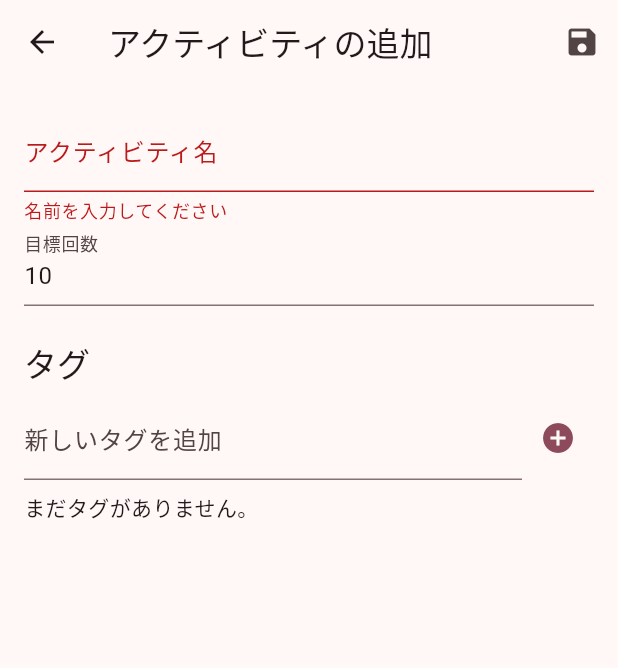
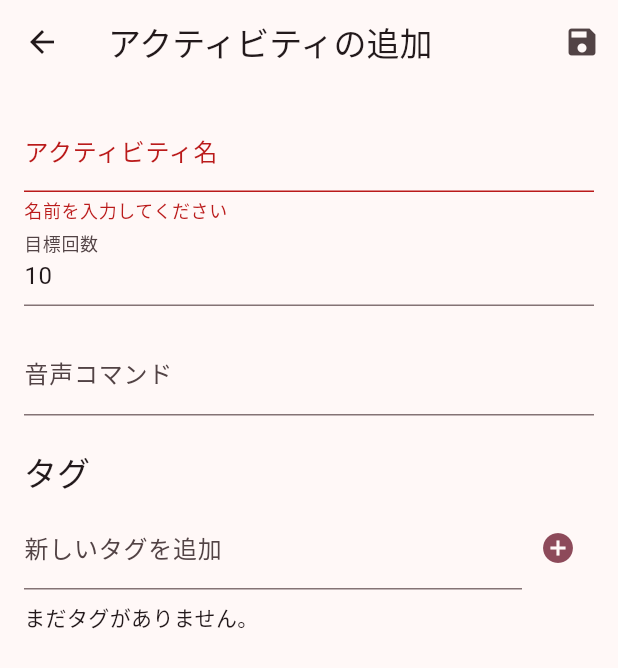
Before and after one commit to osero2000/nan_kore, a Flutter app: the ActivityEditScreen screen opened directly, after a tap on the "save" icon, on a phone screen of 412 x 824 dp. Shown: the top 668 px of the screen. Run offline on Flutter 3.47's test engine with Material 3 defaults, Android fonts, the light colour scheme and no system bars; our stand-ins replace hive, hive_flutter; accounts and stored records are empty; generated files the repository leaves out were written again.

Commit message:
feat: アクティビティの編集機能を追加

```diff
--- a/lib/main.dart
+++ b/lib/main.dart
@@ -168,6 +168,16 @@ class _HomeScreenState extends State<HomeScreen> {
                       ],
                     ],
                   ),
+                  trailing: IconButton(
+                    icon: const Icon(Icons.edit),
+                    onPressed: () {
+                      Navigator.of(context).push(
+                        MaterialPageRoute(
+                          builder: (ctx) => ActivityEditScreen(activity: activity),
+                        ),
+                      );
+                    },
+                  ),
                   onTap: () {
                   // 最後に記録されたメモを探す
                   final recordsBox = Hive.box<Record>('records');
--- a/lib/models/activity.dart
+++ b/lib/models/activity.dart
@@ -1,34 +1,38 @@
 import 'package:hive/hive.dart';
+import 'package:nan_kore/models/tag.dart';
 import 'package:uuid/uuid.dart';
-import 'tag.dart'; // さっき作ったTagをインポート
 
 part 'activity.g.dart';
 
 @HiveType(typeId: 1)
 class Activity extends HiveObject {
   @HiveField(0)
-  late String id;
+  String name;
 
   @HiveField(1)
-  String name;
+  int targetCount;
 
   @HiveField(2)
-  int targetCount;
+  HiveList<Tag> tags;
 
   @HiveField(3)
-  HiveList<Tag> tags; // タグをリストで持てるようにする！
+  DateTime createdAt;
 
   @HiveField(4)
   bool notificationEnabled;
 
   @HiveField(5)
-  List<int> notificationDays; // 月曜=1, 火曜=2...みたいに数字で曜日を保存
+  List<int> notificationDays;
 
   @HiveField(6)
-  String notificationTime; // "21:00" みたいな文字列で時間を保存
+  String? notificationTime;
 
+  // これを追加！👇
   @HiveField(7)
-  DateTime createdAt;
+  List<String> voiceCommands;
+
+  @HiveField(100)
+  String id;
 
   Activity({
     required this.name,
@@ -36,8 +40,8 @@ class Activity extends HiveObject {
     required this.tags,
     this.notificationEnabled = false,
     this.notificationDays = const [],
-    this.notificationTime = '09:00',
-  }) : createdAt = DateTime.now() {
-    id = const Uuid().v4();
-  }
+    this.notificationTime,
+    this.voiceCommands = const [], // これも追加！
+  })  : id = const Uuid().v4(),
+        createdAt = DateTime.now();
 }
--- a/lib/screens/activity_edit_screen.dart
+++ b/lib/screens/activity_edit_screen.dart
@@ -4,7 +4,9 @@ import 'package:nan_kore/models/activity.dart';
 import 'package:nan_kore/models/tag.dart';
 
 class ActivityEditScreen extends StatefulWidget {
-  const ActivityEditScreen({super.key});
+  final Activity? activity;
+
+  const ActivityEditScreen({super.key, this.activity});
 
   @override
   State<ActivityEditScreen> createState() => _ActivityEditScreenState();
@@ -12,10 +14,31 @@ class ActivityEditScreen extends StatefulWidget {
 
 class _ActivityEditScreenState extends State<ActivityEditScreen> {
   final _formKey = GlobalKey<FormState>();
-  String _name = '';
-  int _targetCount = 10;
+  late final TextEditingController _nameController;
+  late final TextEditingController _targetCountController;
+  late final TextEditingController _voiceCommandsController;
   final List<Tag> _selectedTags = [];
   final _newTagController = TextEditingController();
+
+  @override
+  void initState() {
+    super.initState();
+    final activity = widget.activity;
+    if (activity != null) {
+      // 編集モード
+      _nameController = TextEditingController(text: activity.name);
+      _targetCountController =
+          TextEditingController(text: activity.targetCount.toString());
+      _voiceCommandsController =
+          TextEditingController(text: activity.voiceCommands.join(', '));
+      _selectedTags.addAll(activity.tags);
+    } else {
+      // 新規作成モード
+      _nameController = TextEditingController();
+      _targetCountController = TextEditingController(text: '10');
+      _voiceCommandsController = TextEditingController();
+    }
+  }
 
   void _addNewTag() {
     final tagName = _newTagController.text.trim();
@@ -49,17 +72,36 @@ class _ActivityEditScreenState extends State<ActivityEditScreen> {
     }
     _formKey.currentState!.save();
 
+    final commandList = _voiceCommandsController.text
+        .split(',')
+        .map((e) => e.trim())
+        .where((e) => e.isNotEmpty)
+        .toList();
+
+    if (widget.activity != null) {
+      // 更新
+      final activityToUpdate = widget.activity!;
+      activityToUpdate.name = _nameController.text;
+      activityToUpdate.targetCount = int.parse(_targetCountController.text);
+      activityToUpdate.voiceCommands = commandList;
+      activityToUpdate.tags.clear();
+      activityToUpdate.tags.addAll(_selectedTags);
+      await activityToUpdate.save();
+    } else {
+      // 新規作成
       final activitiesBox = Hive.box<Activity>('activities');
       final tagsBox = Hive.box<Tag>('tags');
       final activityTags = HiveList<Tag>(tagsBox);
       activityTags.addAll(_selectedTags);
 
       final newActivity = Activity(
-      name: _name,
-      targetCount: _targetCount,
+        name: _nameController.text,
+        targetCount: int.parse(_targetCountController.text),
         tags: activityTags,
+        voiceCommands: commandList,
       );
       await activitiesBox.add(newActivity);
+    }
 
     if (!mounted) return;
     Navigator.of(context).pop();
@@ -67,6 +109,9 @@ class _ActivityEditScreenState extends State<ActivityEditScreen> {
 
   @override
   void dispose() {
+    _nameController.dispose();
+    _targetCountController.dispose();
+    _voiceCommandsController.dispose();
     _newTagController.dispose();
     super.dispose();
   }
@@ -75,7 +120,8 @@ class _ActivityEditScreenState extends State<ActivityEditScreen> {
   Widget build(BuildContext context) {
     return Scaffold(
       appBar: AppBar(
-        title: const Text('アクティビティの追加'),
+        title:
+            Text(widget.activity == null ? 'アクティビティの追加' : 'アクティビティの編集'),
         actions: [
           IconButton(
             icon: const Icon(Icons.save),
@@ -92,6 +138,7 @@ class _ActivityEditScreenState extends State<ActivityEditScreen> {
               crossAxisAlignment: CrossAxisAlignment.start,
               children: [
                 TextFormField(
+                  controller: _nameController,
                   decoration: const InputDecoration(labelText: 'アクティビティ名'),
                   textInputAction: TextInputAction.next,
                   validator: (value) {
@@ -100,14 +147,11 @@ class _ActivityEditScreenState extends State<ActivityEditScreen> {
                     }
                     return null;
                   },
-                  onSaved: (value) {
-                    _name = value!;
-                  },
                 ),
                 TextFormField(
+                  controller: _targetCountController,
                   decoration: const InputDecoration(labelText: '目標回数'),
                   keyboardType: TextInputType.number,
-                  initialValue: _targetCount.toString(),
                   validator: (value) {
                     if (value == null || value.isEmpty) {
                       return '目標回数を入力してください';
@@ -117,9 +161,14 @@ class _ActivityEditScreenState extends State<ActivityEditScreen> {
                     }
                     return null;
                   },
-                  onSaved: (value) {
-                    _targetCount = int.parse(value!);
-                  },
+                ),
+                const SizedBox(height: 16),
+                TextFormField(
+                  controller: _voiceCommandsController,
+                  decoration: const InputDecoration(
+                    labelText: '音声コマンド',
+                    hintText: '「プラス,追加,いっこ」のようにカンマ区切りで入力',
+                  ),
                 ),
                 const SizedBox(height: 24),
                 Text('タグ', style: Theme.of(context).textTheme.titleLarge),
```
Lines whose indentation alone changed are shown as unchanged.
